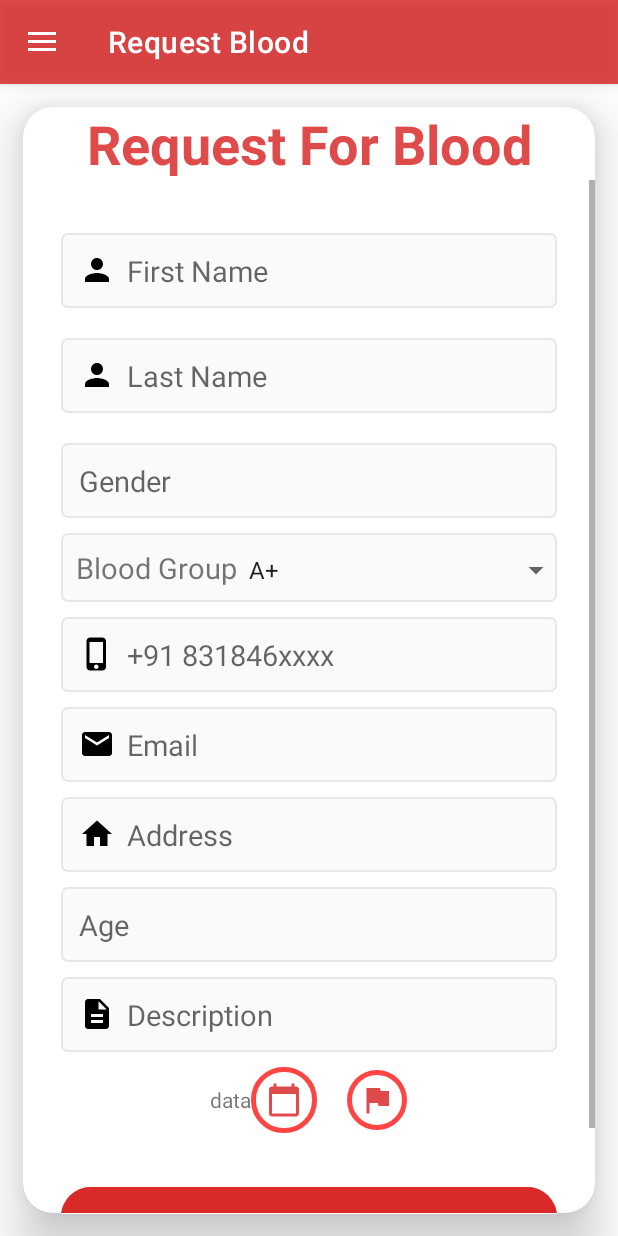
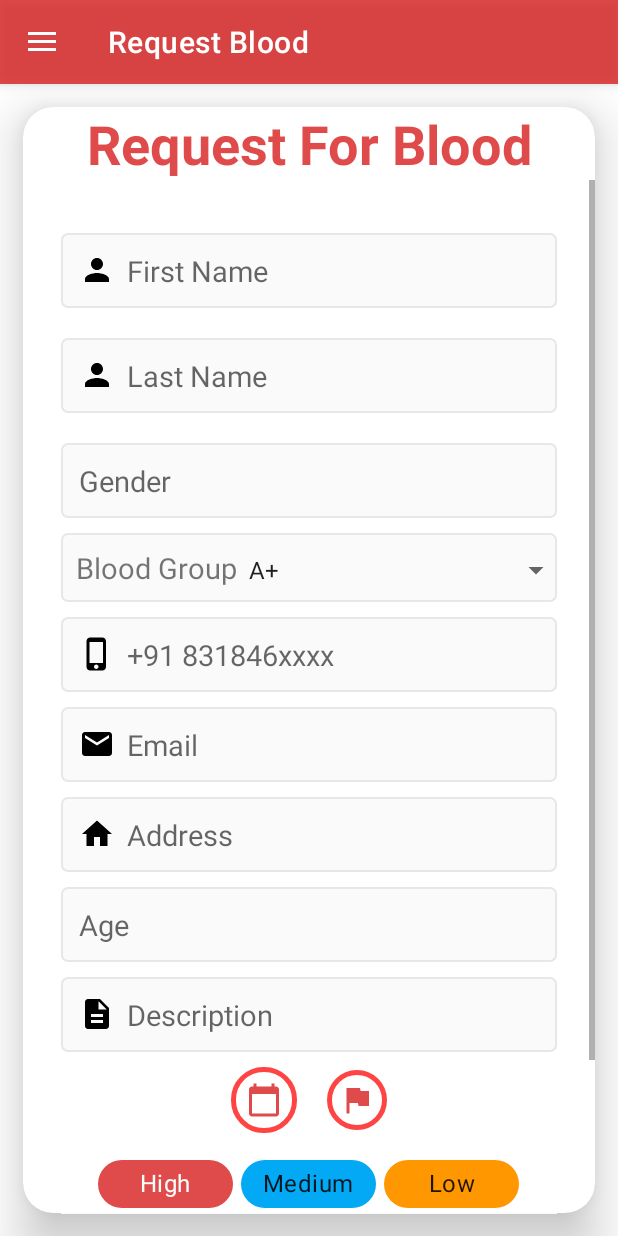
Before and after one commit to AndroidLord/BloodLink, an Android app: the fragment RequestBloodFragment placed in its activity, in the side drawer, after a tap on "Request Blood", on a phone screen of 412 x 824 dp. Run offline under Robolectric (Android 15) with nearby library versions, the phone set to English and light mode, and no system bars; our stand-ins replace Firebase (no records; nobody signed in at launch, a user with empty details on screens opened directly); Roboto replaces fonts that are not available here.

Commit message:
Updating Requesting Blood UI - chipButtons

```diff
--- a/app/src/main/java/com/example/bloodlink/fragment/RequestBloodFragment.java
+++ b/app/src/main/java/com/example/bloodlink/fragment/RequestBloodFragment.java
@@ -27,9 +27,10 @@ import android.widget.Toast;
 import com.example.bloodlink.R;
 import com.example.bloodlink.model.PatientModel;
 import com.example.bloodlink.model.UserModel;
-import com.google.android.gms.common.util.DataUtils;
 import com.google.android.gms.tasks.OnCompleteListener;
 import com.google.android.gms.tasks.Task;
+import com.google.android.material.chip.Chip;
+import com.google.android.material.chip.ChipGroup;
 import com.google.firebase.firestore.CollectionReference;
 import com.google.firebase.firestore.DocumentReference;
 import com.google.firebase.firestore.DocumentSnapshot;
@@ -43,7 +44,7 @@ import java.util.Date;
 
 public class RequestBloodFragment extends Fragment implements View.OnClickListener {
 
-    private ImageButton button;
+    private ImageButton calenderButton,severityButton;
     private TextView genderTextView;
 
     private EditText firstNameEditText,lastNameEditText,
@@ -59,10 +60,14 @@ public class RequestBloodFragment extends Fragment implements View.OnClickListen
     private String spinnerText, dueDateStr,patientName;
     private Long dueDateLong,postedOnLong;
     private CalendarView calendarView;
+    Spinner spinner;
 
     private Button savebutton;
 
-    PatientModel patientModel;
+    private PatientModel patientModel;
+
+    private ChipGroup chipGroup;
+    private Chip redChip,blueChip,yellowChip;
 
     // Setting Up Firebase
     private final FirebaseFirestore db = FirebaseFirestore.getInstance();
@@ -81,35 +86,24 @@ public class RequestBloodFragment extends Fragment implements View.OnClickListen
         // Inflate the layout for this fragment
         View view = inflater.inflate(R.layout.fragment_request_blood, container, false);
 
+        // ID's
+        SettingUpIDS(view);
 
-        // ID's
-        Spinner spinner = view.findViewById(R.id.spinner);
-        genderTextView = view.findViewById(R.id.gender_RequestBlood_TextView);//TextView
-        firstNameEditText = view.findViewById(R.id.firstName_RequestBlood_EditText);
-        lastNameEditText = view.findViewById(R.id.lastname_RequestBlood_EditText);
-        phoneNoEditText = view.findViewById(R.id.phone_bloodRequest);
-        emailEditText = view.findViewById(R.id.email_bloodRequest);
-        addressEditText = view.findViewById(R.id.address_BloodRequest);
-        ageEditText = view.findViewById(R.id.age_BloodRequest);
-        descriptionEditText = view.findViewById(R.id.description_BloodRequest);
-        savebutton = view.findViewById(R.id.saveButton);
-
+        //bottomSheet Constructor
         GenderBottomSheetFragment bottomSheetFragment = new GenderBottomSheetFragment();
 
         //Setting Spinner
         SettingUpSpinner(spinner);
 
-        button = view.findViewById(R.id.button);
+        calenderButton = view.findViewById(R.id.button);
 
-        button.setOnClickListener(new View.OnClickListener() {
+
+        calenderButton.setOnClickListener(new View.OnClickListener() {
             @Override
             public void onClick(View v) {
                 select_due_date();
             }
         });
-
-        genderTextView.setText(patientModel.getGender());
-
 
         genderTextView.setOnClickListener(new View.OnClickListener() {
             @Override
@@ -121,12 +115,29 @@ public class RequestBloodFragment extends Fragment implements View.OnClickListen
                 Log.d("blood", "onClick: " + patientModel.getGender());
             }
         });
-
-
         savebutton.setOnClickListener(this);
+        severityButton.setOnClickListener(this);
 
 
         return view;
+    }
+
+    private void SettingUpIDS(View view) {
+        spinner = view.findViewById(R.id.spinner);
+        genderTextView = view.findViewById(R.id.gender_RequestBlood_TextView);//TextView
+        firstNameEditText = view.findViewById(R.id.firstName_RequestBlood_EditText);
+        lastNameEditText = view.findViewById(R.id.lastname_RequestBlood_EditText);
+        phoneNoEditText = view.findViewById(R.id.phone_bloodRequest);
+        emailEditText = view.findViewById(R.id.email_bloodRequest);
+        addressEditText = view.findViewById(R.id.address_BloodRequest);
+        ageEditText = view.findViewById(R.id.age_BloodRequest);
+        descriptionEditText = view.findViewById(R.id.description_BloodRequest);
+        savebutton = view.findViewById(R.id.saveButton);
+        chipGroup = view.findViewById(R.id.chipButtonGroup_RequestBlood);
+        redChip = view.findViewById(R.id.redChip_RequestBlood);
+        blueChip = view.findViewById(R.id.blueChip_RequestBlood);
+        yellowChip = view.findViewById(R.id.yellowChip_RequestBlood);
+        severityButton = view.findViewById(R.id.severity_RequestBlood_ImageButton);
     }
 
     private void select_due_date(){
@@ -150,14 +161,14 @@ public class RequestBloodFragment extends Fragment implements View.OnClickListen
 
                 Log.d("ee", "onDateSet: " + str);
             }
-        }, 2022, 0, 15);
+        }, 2023, 3, 18);
         dialog.show();
 
 
     }
 
 
-
+    // Drop down List for Blood Group
     private void SettingUpSpinner(Spinner spinner) {
         ArrayAdapter<CharSequence> adapter = ArrayAdapter.createFromResource(getContext(), R.array.Blood_Group, android.R.layout.simple_spinner_item);
         adapter.setDropDownViewResource(android.R.layout.simple_spinner_dropdown_item);
@@ -186,7 +197,19 @@ public class RequestBloodFragment extends Fragment implements View.OnClickListen
                 SaveDataToFirebase();
                 break;
 
+            case R.id.severity_RequestBlood_ImageButton:
+                SettingUpSeverity();
+                break;
+
         }
+
+    }
+
+    private void SettingUpSeverity() {
+
+        chipGroup.setVisibility(View.VISIBLE);
+
+
 
     }
 
--- a/app/src/main/res/layout/fragment_request_blood.xml
+++ b/app/src/main/res/layout/fragment_request_blood.xml
@@ -19,7 +19,7 @@
         app:cardElevation="20dp">
 
          <LinearLayout
-            android:layout_width="wrap_content"
+            android:layout_width="match_parent"
             android:layout_height="wrap_content"
             android:orientation="vertical">
 
@@ -41,7 +41,7 @@
             </LinearLayout>
 
             <ScrollView
-                android:layout_width="wrap_content"
+                android:layout_width="match_parent"
                 android:layout_height="wrap_content">
 
                 <LinearLayout
@@ -206,11 +206,7 @@
                       android:gravity="center"
                       android:layout_marginTop="10dp"
                       android:layout_height="wrap_content">
-                      <TextView
-                          android:layout_width="wrap_content"
-                          android:layout_height="wrap_content"
-                          android:id="@+id/tempary_date"
-                          android:text="data"/>
+
 
                       <ImageButton
                           android:id="@+id/button"
@@ -227,7 +223,6 @@
                           android:layout_width="wrap_content"
                           android:layout_height="wrap_content"
                           android:layout_marginStart="20dp"
-
                           android:background="@drawable/custom_edittext"
                           android:padding="8dp"
                           android:src="@drawable/flag_icon"
@@ -238,34 +233,49 @@
                     <com.google.android.material.chip.ChipGroup
                         android:layout_width="wrap_content"
                         android:layout_height="wrap_content"
-                        android:visibility="gone">
+                        android:id="@+id/chipButtonGroup_RequestBlood"
+                        android:layout_marginTop="10dp"
+                        android:layout_gravity="center"
+                        android:visibility="visible">
+
+                        <LinearLayout
+                            android:layout_width="match_parent"
+                            android:layout_height="wrap_content">
 
                             <com.google.android.material.chip.Chip
-                            android:layout_width="200dp"
+                                android:layout_width="90dp"
                                 android:layout_height="wrap_content"
+                                android:textAlignment="center"
+                                android:id="@+id/redChip_RequestBlood"
                                 android:backgroundTint="@color/red"
-                            android:hint="@string/urgent_emergency"
+                                android:text="High"
+                                android:layout_marginEnd="5dp"
                                 android:textColor="#FBFBFB"
                                 android:textColorHint="#FFFFFF"
                                 android:textSize="16sp" />
 
                             <com.google.android.material.chip.Chip
-                            android:layout_width="200dp"
+                                android:layout_width="90dp"
                                 android:layout_height="wrap_content"
-                            android:backgroundTint="@color/red"
-                            android:hint="@string/routine_non_urgent"
-
+                                android:textAlignment="center"
+                                android:id="@+id/blueChip_RequestBlood"
+                                android:backgroundTint="@color/blue"
+                                android:text="Medium"
                                 android:textColorHint="#FFFCFC"
                                 android:textSize="16sp"
                                 android:textStyle="bold" />
 
                             <com.google.android.material.chip.Chip
-                            android:layout_width="200dp"
+                                android:layout_width="90dp"
                                 android:layout_height="wrap_content"
-                            android:backgroundTint="@color/red"
-                            android:hint="@string/stock_replacement"
+                                android:textAlignment="center"
+                                android:layout_marginStart="5dp"
+                                android:id="@+id/yellowChip_RequestBlood"
+                                android:backgroundTint="@color/yellow"
+                                android:text="Low"
                                 android:textColorHint="#FDFCFC"
                                 android:textSize="16sp" />
+                        </LinearLayout>
                     </com.google.android.material.chip.ChipGroup>
 
 
--- a/app/src/main/res/values/colors.xml
+++ b/app/src/main/res/values/colors.xml
@@ -10,4 +10,6 @@
     <color name="white">#FFFFFFFF</color>
     <color name="purple">#545bb9</color>
     <color name="red">#D2D82424</color>
+    <color name="blue">#03A9F4</color>
+    <color name="yellow">#FF9800</color>
 </resources>
```
Lines whose indentation alone changed are shown as unchanged.
